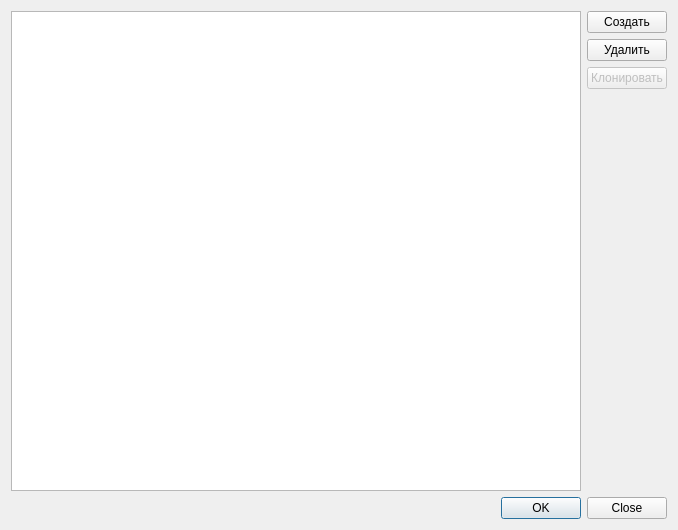
Old version of the form RC_Qt5/src/editor/dialogs/projectdialog.ui in the repository graf-abolmasov/PGraph.
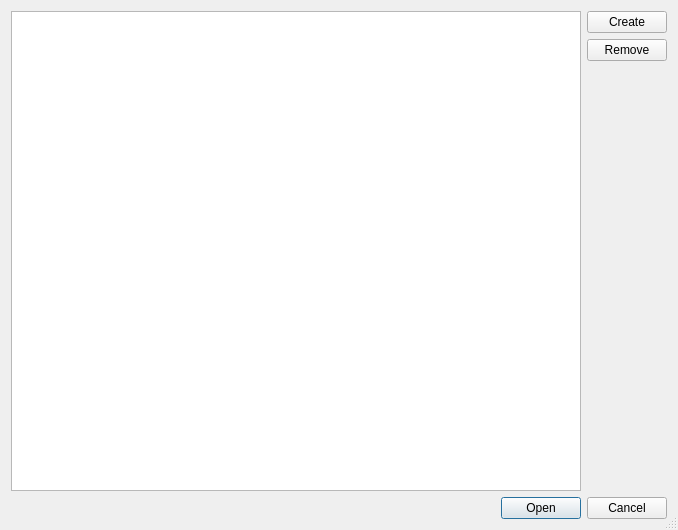
New version of the form. Icons and pictures are not drawn.

Commit message: Fixed Project Dialog

Patch:
```diff
--- a/RC_Qt5/src/editor/dialogs/projectdialog.ui
+++ b/RC_Qt5/src/editor/dialogs/projectdialog.ui
@@ -17,6 +17,12 @@
    <iconset resource="../../resources.qrc">
     <normaloff>:/images/G.png</normaloff>:/images/G.png</iconset>
   </property>
+  <property name="sizeGripEnabled">
+   <bool>true</bool>
+  </property>
+  <property name="modal">
+   <bool>true</bool>
+  </property>
   <layout class="QVBoxLayout" name="verticalLayout_2">
    <item>
     <layout class="QHBoxLayout" name="horizontalLayout_3">
@@ -44,7 +50,7 @@
        <item>
         <widget class="QPushButton" name="createProjectBtn">
          <property name="text">
-          <string>Создать</string>
+          <string>Create</string>
          </property>
          <property name="icon">
           <iconset resource="../../resources.qrc">
@@ -55,7 +61,7 @@
        <item>
         <widget class="QPushButton" name="delProjectBtn">
          <property name="text">
-          <string>Удалить</string>
+          <string>Remove</string>
          </property>
          <property name="icon">
           <iconset resource="../../resources.qrc">
@@ -63,20 +69,6 @@
          </property>
         </widget>
        </item>
-       <item>
-        <widget class="QPushButton" name="cloneProjectBtn">
-         <property name="enabled">
-          <bool>false</bool>
-         </property>
-         <property name="text">
-          <string>Клонировать</string>
-         </property>
-         <property name="icon">
-          <iconset resource="../../resources.qrc">
-           <normaloff>:/images/copy.png</normaloff>:/images/copy.png</iconset>
-         </property>
-        </widget>
-       </item>
        <item>
         <spacer name="verticalSpacer">
          <property name="orientation">
@@ -101,11 +93,17 @@
      </item>
      <item>
       <widget class="QDialogButtonBox" name="buttonBox">
+       <property name="enabled">
+        <bool>true</bool>
+       </property>
        <property name="orientation">
         <enum>Qt::Horizontal</enum>
        </property>
        <property name="standardButtons">
-        <set>QDialogButtonBox::Close|QDialogButtonBox::Ok</set>
+        <set>QDialogButtonBox::Cancel|QDialogButtonBox::Open</set>
+       </property>
+       <property name="centerButtons">
+        <bool>false</bool>
        </property>
       </widget>
      </item>
```
Left out of the diff: 33 changed lines with no effect on the pictures. The commit also changes 5 other files.
